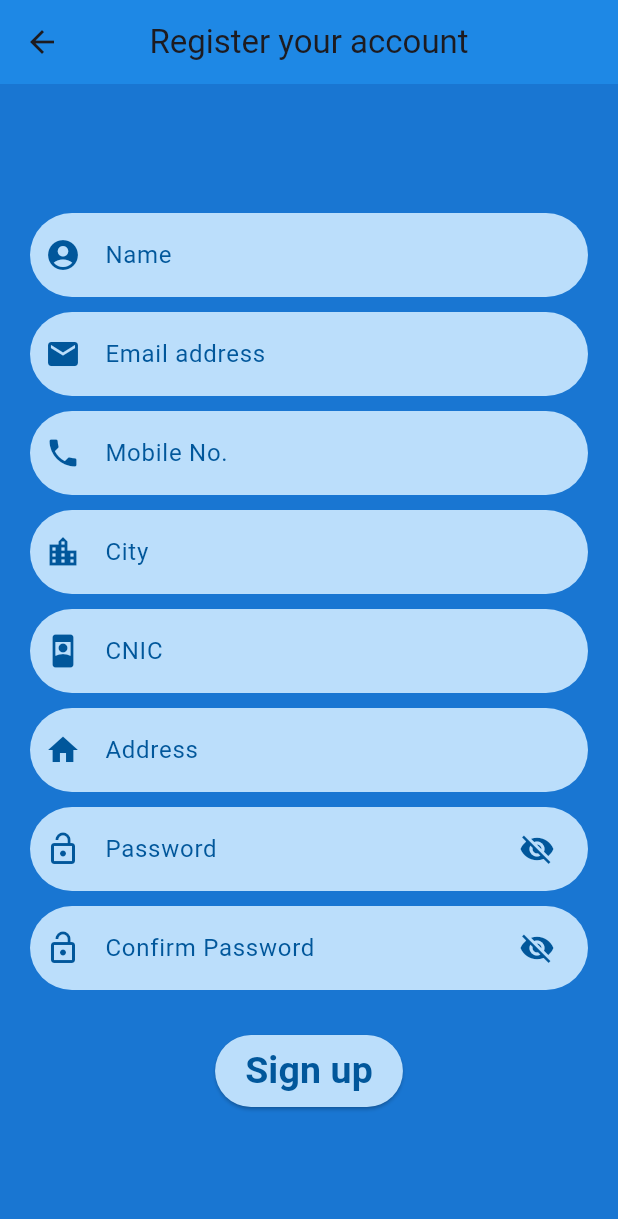
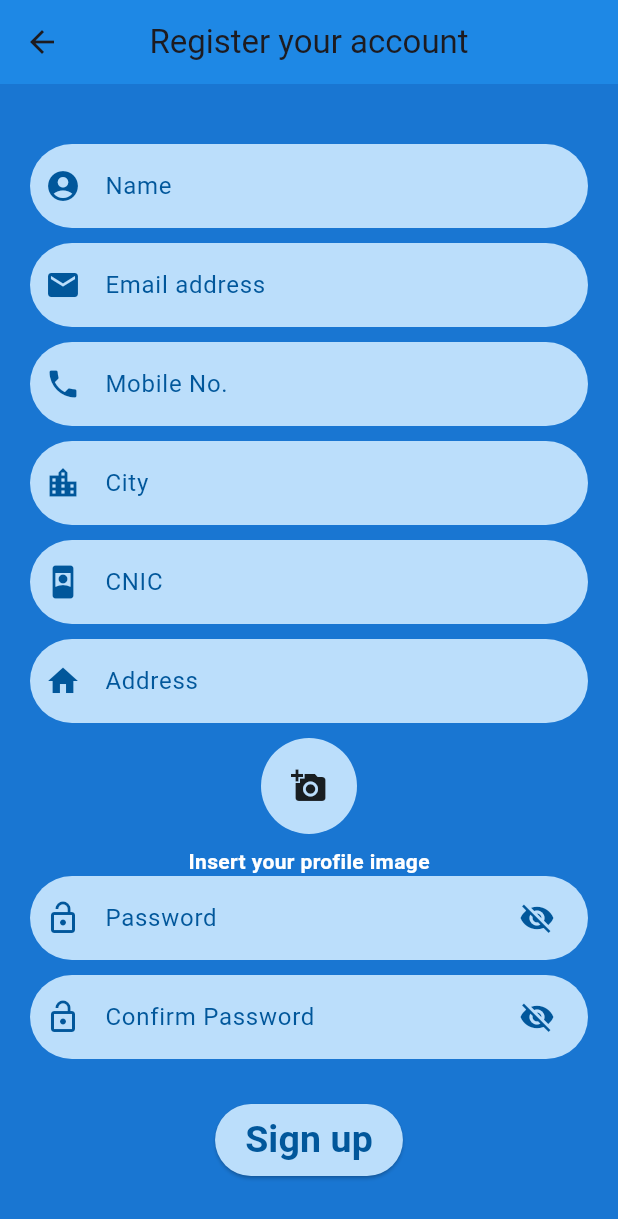
Before and after one commit to Muhammad-Anfaal/Smart_Parking_System, a Flutter app: the SignUpPage screen opened directly with empty values, on a phone screen of 412 x 824 dp. Shown: the top 1219 px of the screen. Run offline on Flutter 3.47's test engine with Material 3 defaults, Android fonts, the phone set to English and light mode, and no system bars; our stand-ins replace animated_splash_screen, form_field_validator, google_fonts, image_picker, rflutter_alert, shared_preferences and 1 more; missing offline and left inert: mailer; accounts and stored records are empty.

Commit message:
insert functionality of image on sign-up page
I have applied changes on sign-up page, user can upload his image at time of sign-up that will be showed at dashboard

```diff
--- a/frontend/smart_parking_system/lib/main.dart
+++ b/frontend/smart_parking_system/lib/main.dart
@@ -29,7 +29,7 @@ class MyApp extends StatelessWidget {
   Widget build(BuildContext context) {
     return MaterialApp(
       debugShowCheckedModeBanner: false,
-      initialRoute: '/home_page_user',
+      initialRoute: '/',
       onGenerateRoute: (settings) {
         if (settings.name == '/log_in') {
           final args = settings.arguments as Map<String, String>? ?? {};
--- a/frontend/smart_parking_system/lib/screens/owner/register_parking_area.dart
+++ b/frontend/smart_parking_system/lib/screens/owner/register_parking_area.dart
@@ -258,7 +258,3 @@ class _ElevatedCardExampleState extends State<ElevatedCardExample> {
     );
   }
 }
-
-void main() {
-  runApp(RegisterParkingArea());
-}
--- a/frontend/smart_parking_system/lib/screens/sign_up.dart
+++ b/frontend/smart_parking_system/lib/screens/sign_up.dart
@@ -1,13 +1,23 @@
 import 'dart:convert';
+import 'dart:io';
 import 'dart:math';
 import 'package:flutter/material.dart';
 import 'package:form_field_validator/form_field_validator.dart' as ffv;
+import 'package:image_picker/image_picker.dart';
 import 'package:mailer/mailer.dart';
 import 'package:mailer/smtp_server.dart';
 import 'package:http/http.dart' as http;
 
-Future<void> signUpUser(String name, String email, String pass, String cnic,
-    String city, String address, String phone, String userType) async {
+Future<void> signUpUser(
+    String name,
+    String email,
+    String pass,
+    String cnic,
+    String city,
+    String address,
+    String phone,
+    String userType,
+    String? imagePath) async {
   // String ipAddress = '10.0.2.2'; // for emulator
   String ipAddress = '127.0.0.1'; // for browser
   final url = Uri.parse('http://$ipAddress:3000/user/createusers');
@@ -21,7 +31,8 @@ Future<void> signUpUser(String name, String email, String pass, String cnic,
       "userCNIC": cnic,
       "userAddress": address,
       "userPassword": pass,
-      "userType": userType
+      "userType": userType,
+      "userImage": imagePath ?? ""
     };
     final response = await http.post(
       url,
@@ -67,7 +78,7 @@ void sendEmail(String email, int otp) async {
 class SignUpPage extends StatefulWidget {
   final String userType;
 
-  const SignUpPage({super.key, required this.userType});
+  const SignUpPage({Key? key, required this.userType}) : super(key: key);
 
   @override
   State<SignUpPage> createState() => _SignUpPageState();
@@ -77,6 +88,7 @@ class _SignUpPageState extends State<SignUpPage> {
   bool hidePassword = true;
   bool hideConfirmPassword = true;
   int otp = 0;
+  XFile? _imageFile; // Variable to store the selected image file
 
   final _formKey = GlobalKey<FormState>();
 
@@ -97,7 +109,6 @@ class _SignUpPageState extends State<SignUpPage> {
   TextEditingController address = TextEditingController();
   TextEditingController password = TextEditingController();
   TextEditingController confirmPassword = TextEditingController();
-  TextEditingController image = TextEditingController();
 
   final nameValidator = ffv.MultiValidator([
     ffv.RequiredValidator(errorText: 'name is required'),
@@ -161,6 +172,8 @@ class _SignUpPageState extends State<SignUpPage> {
       ),
       backgroundColor: Colors.blue[700],
       body: SafeArea(
+        child: Padding(
+          padding: const EdgeInsets.symmetric(vertical: 20.0),
           child: Center(
             child: Container(
               margin: const EdgeInsets.symmetric(horizontal: 20.0),
@@ -211,6 +224,35 @@ class _SignUpPageState extends State<SignUpPage> {
                         textType: TextInputType.text,
                         controller: address,
                         validator: addressValidator,
+                      ),
+                      GestureDetector(
+                        onTap: () {
+                          _pickImage(); // Call image picker when tapped
+                        },
+                        child: Column(
+                          children: [
+                            Container(
+                              decoration: BoxDecoration(
+                                color: Colors.blue[100],
+                                borderRadius: BorderRadius.circular(50.0),
+                              ),
+                              padding: const EdgeInsets.all(20.0),
+                              child: _imageFile == null
+                                  ? Icon(Icons.add_a_photo)
+                                  : Image.file(File(_imageFile!.path)),
+                            ),
+                            SizedBox(
+                                height:
+                                    8), // Add spacing between text and image container
+                            Text(
+                              'Insert your profile image',
+                              style: TextStyle(
+                                color: Colors.white,
+                                fontWeight: FontWeight.bold,
+                              ),
+                            ),
+                          ],
+                        ),
                       ),
                       Container(
                         margin: const EdgeInsets.fromLTRB(0.0, 0.0, 0.0, 10.0),
@@ -318,7 +360,9 @@ class _SignUpPageState extends State<SignUpPage> {
                                   city.text,
                                   address.text,
                                   phone.text,
-                                  widget.userType);
+                                  widget.userType,
+                                  _imageFile?.path, // Pass image path
+                                );
                                 Navigator.pop(context);
                               }
                             });
@@ -340,7 +384,21 @@ class _SignUpPageState extends State<SignUpPage> {
             ),
           ),
         ),
+      ),
     );
+  }
+
+  // Function to handle image picking
+  Future<void> _pickImage() async {
+    final ImagePicker _picker = ImagePicker();
+    final XFile? pickedImage = await _picker.pickImage(
+      source: ImageSource.gallery,
+    );
+    if (pickedImage != null) {
+      setState(() {
+        _imageFile = pickedImage;
+      });
+    }
   }
 }
 
@@ -352,7 +410,6 @@ class InputField extends StatelessWidget {
   final ffv.MultiValidator validator;
 
   const InputField({
-    super.key,
     required this.text,
     required this.icon,
     required this.textType,
```
Lines whose indentation alone changed are shown as unchanged.
